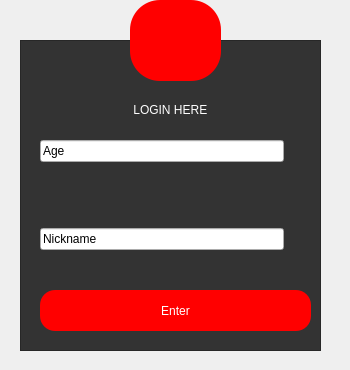
First picture: the form in form.ui, repository NazaeStoyko/SeaBattle-Qt, before the edit.
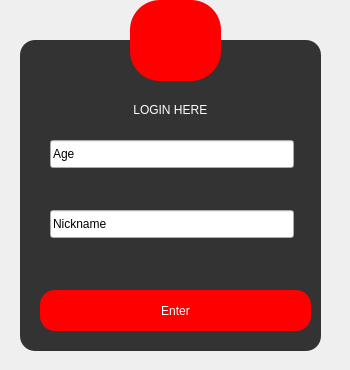
Second picture: the form after the edit. Icons and pictures are not drawn.

Commit message: New CSS burron, background

```diff
--- a/form.ui
+++ b/form.ui
@@ -50,6 +50,11 @@
    <property name="styleSheet">
     <string notr="true">QFrame{
 background: #333;
+border-radius:15px; 
+}
+QToolBitton{
+	background: red;
+border-radius: 60px;
 }
 QPushButton 
 {
@@ -59,9 +64,9 @@
 }
 QPushButton: hover
 {
-background: #49obff;
+background: #49ebff;
 border-radius: 15px;
-color: red;
+color: white;
 }
 
 QLineEdit{
@@ -77,60 +82,6 @@
    <property name="frameShadow">
     <enum>QFrame::Raised</enum>
    </property>
-   <widget class="QWidget" name="layoutWidget">
-    <property name="geometry">
-     <rect>
-      <x>20</x>
-      <y>100</y>
-      <width>257</width>
-      <height>110</height>
-     </rect>
-    </property>
-    <layout class="QHBoxLayout" name="horizontalLayout">
-     <item>
-      <layout class="QVBoxLayout" name="verticalLayout">
-       <item>
-        <widget class="QLineEdit" name="Age">
-         <property name="text">
-          <string>Age</string>
-         </property>
-        </widget>
-       </item>
-       <item>
-        <spacer name="verticalSpacer">
-         <property name="orientation">
-          <enum>Qt::Vertical</enum>
-         </property>
-         <property name="sizeHint" stdset="0">
-          <size>
-           <width>20</width>
-           <height>40</height>
-          </size>
-         </property>
-        </spacer>
-       </item>
-       <item>
-        <widget class="QLineEdit" name="Nick">
-         <property name="text">
-          <string>Nickname      </string>
-         </property>
-        </widget>
-       </item>
-      </layout>
-     </item>
-     <item>
-      <layout class="QVBoxLayout" name="verticalLayout_2">
-       <item>
-        <widget class="QLabel" name="label_2">
-         <property name="text">
-          <string/>
-         </property>
-        </widget>
-       </item>
-      </layout>
-     </item>
-    </layout>
-   </widget>
    <widget class="QLabel" name="LoginLabel">
     <property name="geometry">
      <rect>
@@ -163,6 +114,50 @@
      <string>Enter</string>
     </property>
    </widget>
+   <widget class="QLineEdit" name="Age">
+    <property name="geometry">
+     <rect>
+      <x>30</x>
+      <y>100</y>
+      <width>244</width>
+      <height>28</height>
+     </rect>
+    </property>
+    <property name="inputMask">
+     <string/>
+    </property>
+    <property name="text">
+     <string>Age</string>
+    </property>
+    <property name="frame">
+     <bool>true</bool>
+    </property>
+    <property name="echoMode">
+     <enum>QLineEdit::Normal</enum>
+    </property>
+    <property name="cursorPosition">
+     <number>3</number>
+    </property>
+   </widget>
+   <widget class="QLineEdit" name="Nick">
+    <property name="geometry">
+     <rect>
+      <x>30</x>
+      <y>170</y>
+      <width>244</width>
+      <height>28</height>
+     </rect>
+    </property>
+    <property name="inputMask">
+     <string/>
+    </property>
+    <property name="text">
+     <string>Nickname            </string>
+    </property>
+    <property name="maxLength">
+     <number>300</number>
+    </property>
+   </widget>
   </widget>
   <widget class="QToolButton" name="toolButton">
    <property name="geometry">
```
Left out of the diff: 5 changed lines with no effect on the pictures.
